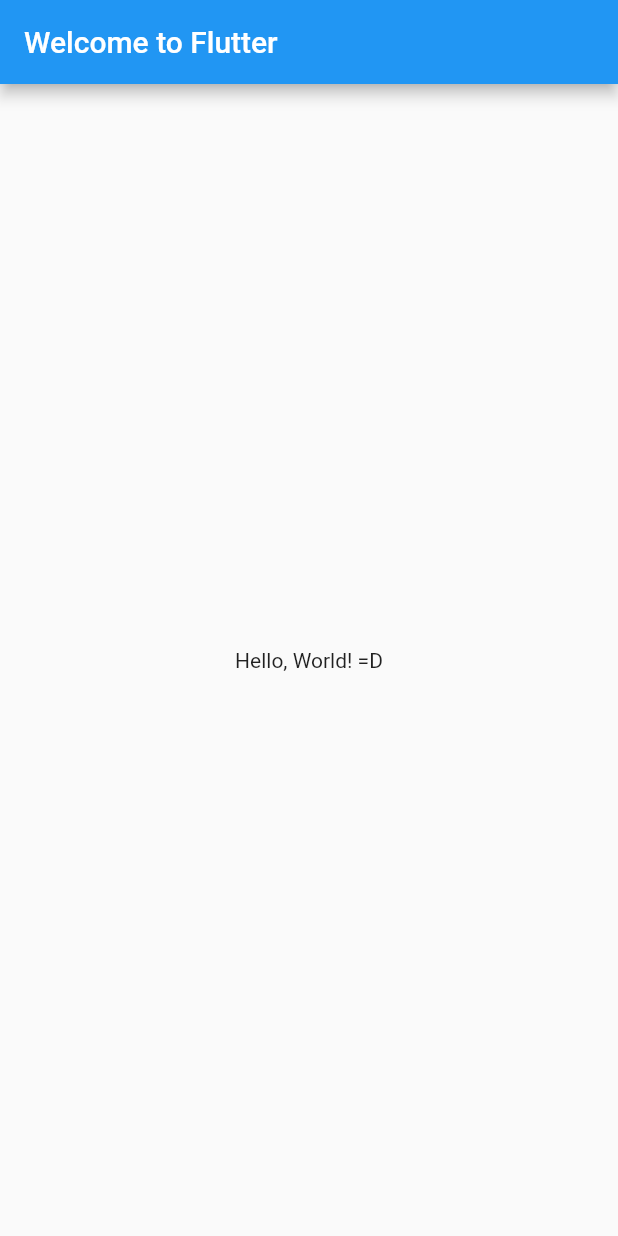
After one commit to dju4mota/Flutter, a Flutter app: the screen it shows after launch, on a phone screen of 412 x 824 dp. The commit adds this screen. Run offline on Flutter 3.47's test engine with Material 2 defaults, Android fonts, the phone set to English and light mode, and no system bars.

Commit message:
HelloWorld Created, Main simplified

```diff
--- /dev/null
+++ b/HelloWord/lib/HelloWorld.dart
@@ -0,0 +1,19 @@
+import 'package:flutter/cupertino.dart';
+import 'package:flutter/material.dart';
+
+class HelloWorld extends StatelessWidget {
+  @override
+  Widget build(BuildContext context) {
+    return MaterialApp(
+      title: 'Welcome to Flutter',
+      home: Scaffold(
+        appBar: AppBar(
+          title: Text('Welcome to Flutter'),
+        ),
+        body: Center(
+          child: Text('Hello, World! =D'),
+        ),
+      ),
+    );
+  }
+}
```
Also changed, not shown: HelloWord/lib/main.dart (+2 -18 lines).
